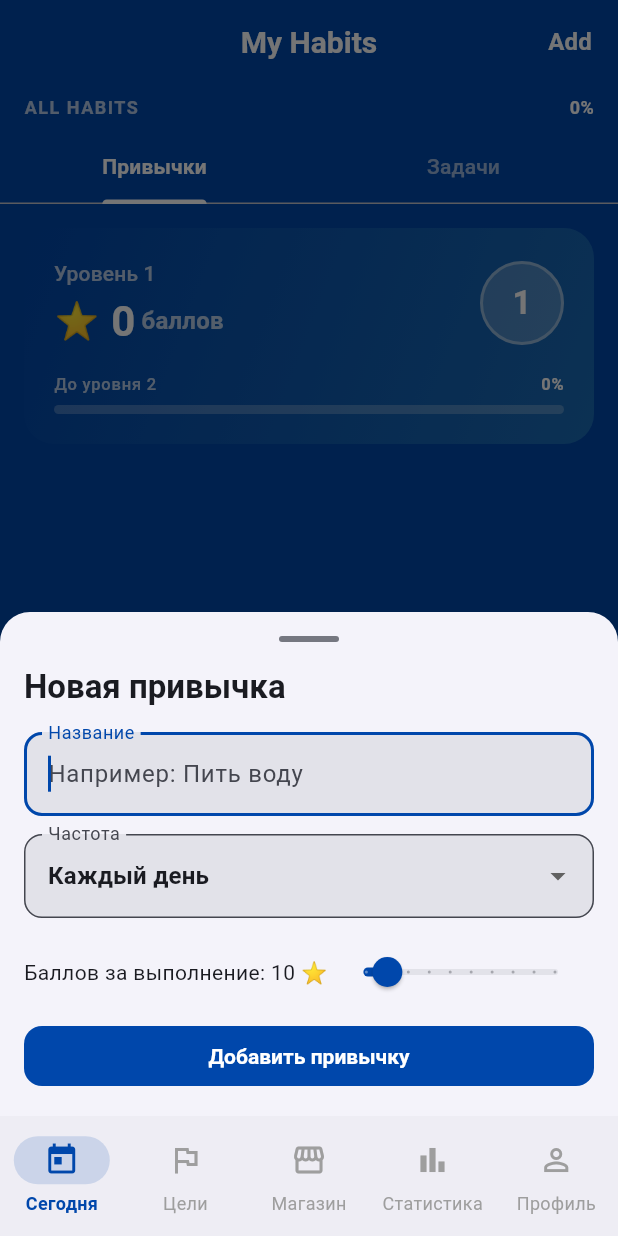
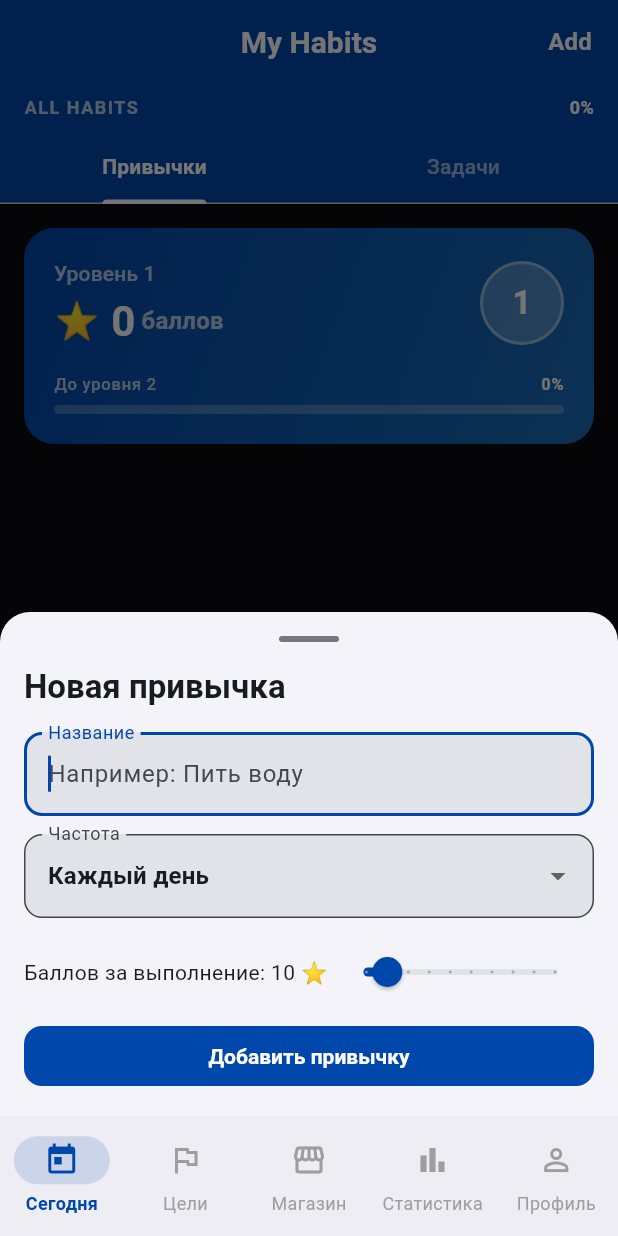
Before and after one commit to aibarnaurizbay/life_good, a Flutter app: the screen it shows after launch, after a tap on "Add", on a phone screen of 412 x 824 dp. Run offline on Flutter 3.47's test engine with Material 3 defaults, Android fonts, the phone set to English and light mode, and no system bars; our stand-ins replace confetti, fl_chart, flutter_bloc, go_router, isar; accounts and stored records are empty; generated files the repository leaves out were written again; Roboto replaces fonts that are missing (SF Pro Display, SF Pro Text).

Commit message:
fix navigator stack error

```diff
--- a/lib/features/habit/ui/habits_screen.dart
+++ b/lib/features/habit/ui/habits_screen.dart
@@ -16,15 +16,31 @@ import '../../task/ui/widgets/add_task_sheet.dart';
 import 'widgets/habit_card.dart';
 import 'widgets/add_habit_sheet.dart';
 
-class HabitsScreen extends StatelessWidget {
+class HabitsScreen extends StatefulWidget {
   const HabitsScreen({super.key});
 
-  void _showPoints(
-    BuildContext context,
-    int points, {
-    int streak = 0,
-    bool isBonus = false,
-  }) {
+  @override
+  State<HabitsScreen> createState() => _HabitsScreenState();
+}
+
+class _HabitsScreenState extends State<HabitsScreen>
+    with SingleTickerProviderStateMixin {
+  late TabController _tabController;
+
+  @override
+  void initState() {
+    super.initState();
+    _tabController = TabController(length: 2, vsync: this);
+  }
+
+  @override
+  void dispose() {
+    _tabController.dispose();
+    super.dispose();
+  }
+
+  void _showPoints(BuildContext context, int points,
+      {int streak = 0, bool isBonus = false}) {
     ScaffoldMessenger.of(context).showSnackBar(
       SnackBar(
         content: Row(
@@ -39,16 +55,16 @@ class HabitsScreen extends StatelessWidget {
             ),
           ],
         ),
-        backgroundColor: const Color(0xFF0047AB), // кобальт вместо бирюзового
+        backgroundColor: Colors.green,
         behavior: SnackBarBehavior.floating,
-        shape:
-            RoundedRectangleBorder(borderRadius: BorderRadius.circular(12)),
+        shape: RoundedRectangleBorder(
+            borderRadius: BorderRadius.circular(12)),
         duration: const Duration(seconds: 2),
       ),
     );
   }
 
-  void _showAddHabit(BuildContext context) {
+  void _showAddHabit() {
     showModalBottomSheet(
       context: context,
       isScrollControlled: true,
@@ -62,7 +78,7 @@ class HabitsScreen extends StatelessWidget {
     );
   }
 
-  void _showAddTask(BuildContext context) {
+  void _showAddTask() {
     showModalBottomSheet(
       context: context,
       isScrollControlled: true,
@@ -78,18 +94,11 @@ class HabitsScreen extends StatelessWidget {
 
   @override
   Widget build(BuildContext context) {
-    return DefaultTabController(
-      length: 2,
-      child: Scaffold(
-        backgroundColor: const Color(0xFF0047AB), // кобальт вместо бирюзового
-        body: NestedScrollView(
-          headerSliverBuilder: (context, innerBoxIsScrolled) => [
-            // Шапка в стиле скриншота
-            SliverAppBar(
-              pinned: true,
-              backgroundColor: const Color(0xFF0047AB), // кобальт вместо бирюзового
+    return Scaffold(
+      backgroundColor: const Color(0xFF0A0A0F),
+      appBar: AppBar(
+        backgroundColor: const Color(0xFF0047AB),
         foregroundColor: Colors.white,
-              expandedHeight: 0,
         title: const Text(
           'My Habits',
           style: TextStyle(
@@ -100,15 +109,12 @@ class HabitsScreen extends StatelessWidget {
         ),
         centerTitle: true,
         actions: [
-                Builder(
-                  builder: (ctx) => TextButton(
+          TextButton(
             onPressed: () {
-                      final tabIndex =
-                          DefaultTabController.of(ctx).index;
-                      if (tabIndex == 0) {
-                        _showAddHabit(context);
+              if (_tabController.index == 0) {
+                _showAddHabit();
               } else {
-                        _showAddTask(context);
+                _showAddTask();
               }
             },
             child: const Text(
@@ -120,18 +126,16 @@ class HabitsScreen extends StatelessWidget {
               ),
             ),
           ),
-                ),
         ],
         bottom: PreferredSize(
           preferredSize: const Size.fromHeight(80),
           child: Column(
             children: [
-                    // Строка ALL HABITS + процент
+              // ALL HABITS + процент
               Padding(
-                      padding: const EdgeInsets.fromLTRB(16, 0, 16, 8),
+                padding: const EdgeInsets.fromLTRB(16, 4, 16, 8),
                 child: Row(
-                        mainAxisAlignment:
-                            MainAxisAlignment.spaceBetween,
+                  mainAxisAlignment: MainAxisAlignment.spaceBetween,
                   children: [
                     const Text(
                       'ALL HABITS',
@@ -145,28 +149,19 @@ class HabitsScreen extends StatelessWidget {
                     BlocBuilder<HabitBloc, HabitState>(
                       builder: (context, state) {
                         List<Habit> habits = [];
-                              if (state is HabitLoaded) {
-                                habits = state.habits;
-                              }
-                              if (state is HabitCompleted) {
-                                habits = state.habits;
-                              }
+                        if (state is HabitLoaded) habits = state.habits;
+                        if (state is HabitCompleted) habits = state.habits;
                         if (habits.isEmpty) {
-                                return const Text(
-                                  '0%',
+                          return const Text('0%',
                               style: TextStyle(
                                   color: Colors.white,
                                   fontSize: 12,
-                                    fontWeight: FontWeight.bold,
-                                  ),
-                                );
+                                  fontWeight: FontWeight.bold));
                         }
-                              final done = habits
-                                  .where((h) => h.isCompletedToday)
-                                  .length;
+                        final done =
+                            habits.where((h) => h.isCompletedToday).length;
                         final percent =
-                                  ((done / habits.length) * 100)
-                                      .round();
+                            ((done / habits.length) * 100).round();
                         return Text(
                           '$percent%',
                           style: const TextStyle(
@@ -181,11 +176,12 @@ class HabitsScreen extends StatelessWidget {
                 ),
               ),
               // TabBar
-                    const TabBar(
+              TabBar(
+                controller: _tabController,
                 indicatorColor: Colors.white,
                 labelColor: Colors.white,
                 unselectedLabelColor: Colors.white60,
-                      tabs: [
+                tabs: const [
                   Tab(text: 'Привычки'),
                   Tab(text: 'Задачи'),
                 ],
@@ -194,19 +190,31 @@ class HabitsScreen extends StatelessWidget {
           ),
         ),
       ),
+      body: Column(
+        children: [
+          // Виджет баллов
+          const PointsHeader(),
 
-            // Виджет баллов
-            SliverToBoxAdapter(
-              child: const PointsHeader(),
+          // Контент вкладок
+          Expanded(
+            child: TabBarView(
+              controller: _tabController,
+              children: [
+                _HabitsTab(
+                  onPointsEarned: (ctx, pts,
+                          {streak = 0, isBonus = false}) =>
+                      _showPoints(ctx, pts,
+                          streak: streak, isBonus: isBonus),
                 ),
-          ],
-          body: TabBarView(
-            children: [
-              _HabitsTab(onPointsEarned: _showPoints),
-              _TasksTab(onPointsEarned: _showPoints),
+                _TasksTab(
+                  onPointsEarned: (ctx, pts,
+                          {streak = 0, isBonus = false}) =>
+                      _showPoints(ctx, pts),
+                ),
               ],
             ),
           ),
+        ],
       ),
     );
   }
@@ -216,12 +224,8 @@ class HabitsScreen extends StatelessWidget {
 // Вкладка Привычки
 // ─────────────────────────────────────────
 class _HabitsTab extends StatelessWidget {
-  final void Function(
-    BuildContext,
-    int, {
-    int streak,
-    bool isBonus,
-  }) onPointsEarned;
+  final void Function(BuildContext, int, {int streak, bool isBonus})
+      onPointsEarned;
 
   const _HabitsTab({required this.onPointsEarned});
 
@@ -249,17 +253,15 @@ class _HabitsTab extends StatelessWidget {
         if (state is HabitCompleted) habits = state.habits;
 
         if (habits.isEmpty) {
-          return _EmptyState(
+          return const _EmptyState(
             emoji: '\u{1F331}',
             title: 'Нет привычек на сегодня',
             subtitle: 'Нажми Add чтобы добавить первую привычку',
           );
         }
 
-        // Невыполненные сначала
         final sorted = [...habits]
-          ..sort((a, b) =>
-              a.isCompletedToday ? 1 : -1);
+          ..sort((a, b) => a.isCompletedToday ? 1 : -1);
 
         return ListView.builder(
           padding: const EdgeInsets.only(top: 8, bottom: 80),
@@ -286,12 +288,8 @@ class _HabitsTab extends StatelessWidget {
 // Вкладка Задачи
 // ─────────────────────────────────────────
 class _TasksTab extends StatelessWidget {
-  final void Function(
-    BuildContext,
-    int, {
-    int streak,
-    bool isBonus,
-  }) onPointsEarned;
+  final void Function(BuildContext, int, {int streak, bool isBonus})
+      onPointsEarned;
 
   const _TasksTab({required this.onPointsEarned});
 
@@ -314,7 +312,7 @@ class _TasksTab extends StatelessWidget {
         if (state is TaskCompleted) tasks = state.tasks;
 
         if (tasks.isEmpty) {
-          return _EmptyState(
+          return const _EmptyState(
             emoji: '\u{2705}',
             title: 'Нет активных задач',
             subtitle: 'Нажми Add чтобы добавить задачу',
@@ -358,19 +356,22 @@ class _EmptyState extends StatelessWidget {
 
   @override
   Widget build(BuildContext context) {
-    final theme = Theme.of(context);
     return Center(
       child: Column(
         mainAxisAlignment: MainAxisAlignment.center,
         children: [
           Text(emoji, style: const TextStyle(fontSize: 56)),
           const SizedBox(height: 16),
-          Text(title, style: theme.textTheme.titleMedium),
+          Text(title,
+              style: Theme.of(context)
+                  .textTheme
+                  .titleMedium
+                  ?.copyWith(color: Colors.white)),
           const SizedBox(height: 8),
           Text(
             subtitle,
-            style: theme.textTheme.bodyMedium?.copyWith(
-              color: theme.colorScheme.outline,
+            style: Theme.of(context).textTheme.bodyMedium?.copyWith(
+                  color: Colors.white38,
                 ),
             textAlign: TextAlign.center,
           ),
```
Lines whose indentation alone changed are shown as unchanged.
